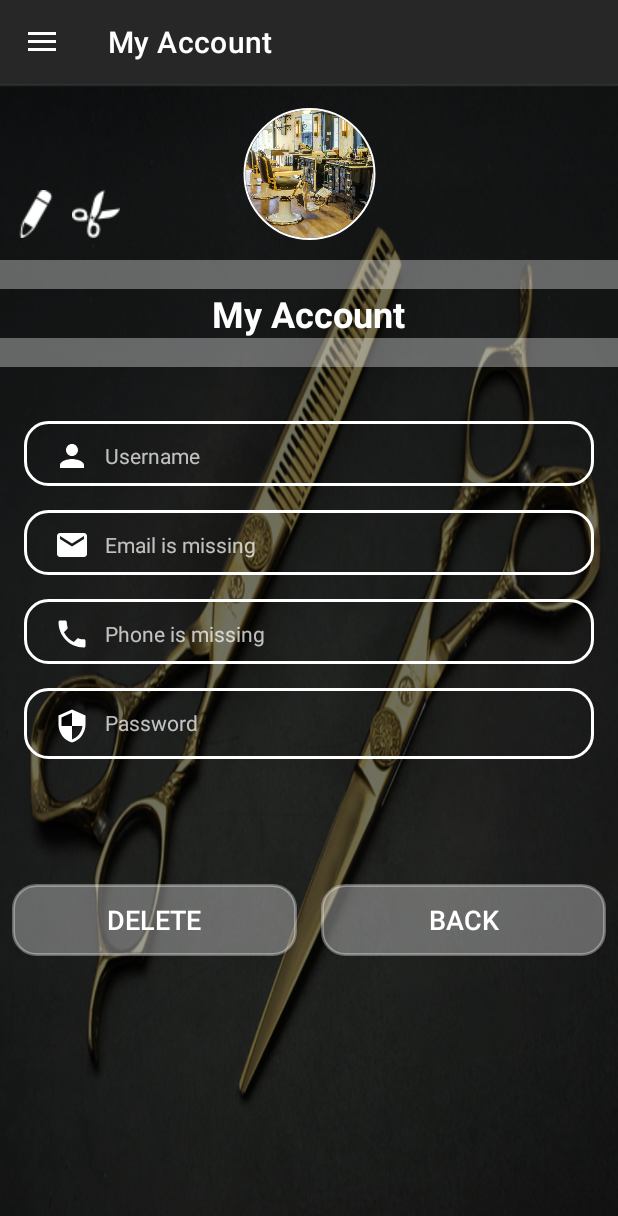
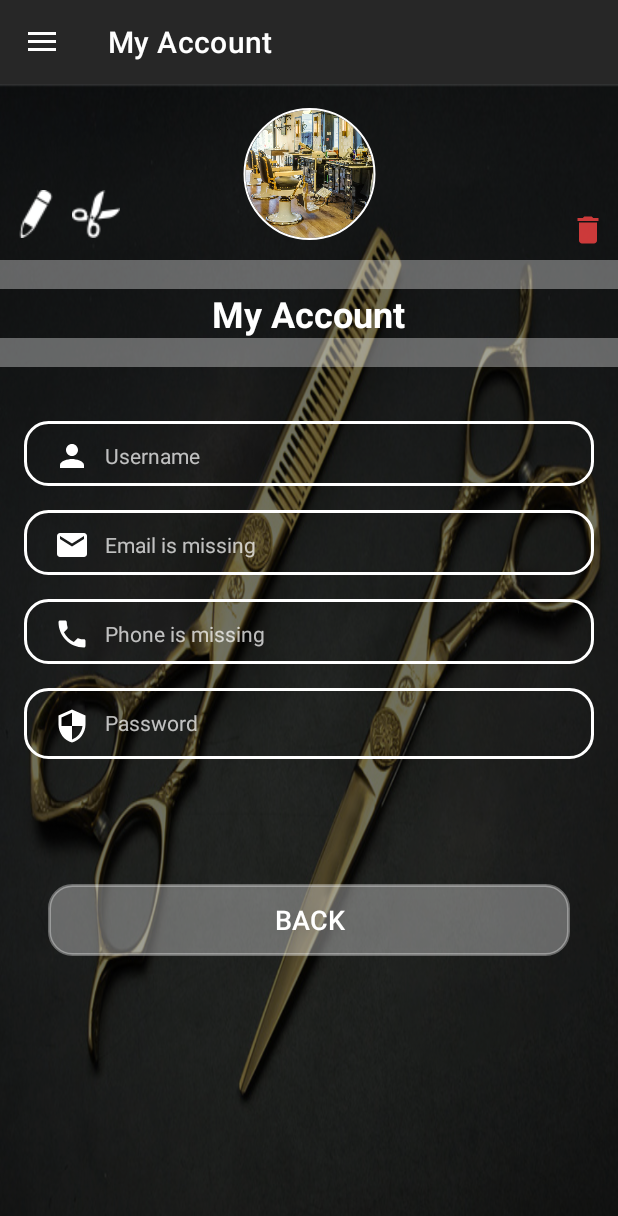
Before and after one commit to TalCohenHarari/AndroidApplication-FinalProject, an Android app: the screen it shows after launch (MainActivity), in the side drawer, after a tap on "My Account", on a phone screen of 412 x 824 dp. Shown: the top 1216 px of the screen. Run offline under Robolectric (Android 15) with nearby library versions, the phone set to English and light mode, and no system bars; our stand-ins replace CircleImageView, Firebase (no records; nobody signed in at launch, a user with empty details on screens opened directly), Picasso, Room's generated code, navigation-ui; Roboto replaces fonts that are not available here; 6 statements that could not run were skipped.

Commit message:
upgraded login and sign in and delete user

```diff
--- a/app/src/main/java/com/example/finalproject/MainActivity.java
+++ b/app/src/main/java/com/example/finalproject/MainActivity.java
@@ -28,7 +28,7 @@ import androidx.appcompat.widget.Toolbar;
 public class MainActivity extends AppCompatActivity implements NavigationView.OnNavigationItemSelectedListener {
 
     private AppBarConfiguration mAppBarConfiguration;
-    NavController navController;
+    public static NavController navController;
     public static ActionBar actionBar;
     public static NavigationView navigationView;
     DrawerLayout drawer;
--- a/app/src/main/java/com/example/finalproject/model/Model.java
+++ b/app/src/main/java/com/example/finalproject/model/Model.java
@@ -1,7 +1,6 @@
 package com.example.finalproject.model;
 
 import android.graphics.Bitmap;
-import android.util.Log;
 
 import androidx.lifecycle.LiveData;
 import androidx.lifecycle.MutableLiveData;
@@ -16,13 +15,10 @@ public class Model {
     ExecutorService executorService = Executors.newCachedThreadPool();
     User user;
 
-    public User getUser() {
-        return user;
-    }
+    private Model() {}
 
-    public void setUser(User user,OnCompleteListener listener) {
-        this.user = user;
-        listener.onComplete();
+    public interface OnCompleteListener {
+        void onComplete();
     }
 
     public enum LoadingState {
@@ -34,18 +30,16 @@ public class Model {
     public MutableLiveData<LoadingState> loadingState =
             new MutableLiveData<LoadingState>(LoadingState.loaded);
 
-    private Model() {
+    public User getUser() {
+        return user;
     }
 
-    public interface GetDataListener {
-        void onComplete(List<Object> data);
+    public void setUser(User user,OnCompleteListener listener) {
+        this.user = user;
+        listener.onComplete();
     }
 
-    public interface OnCompleteListener {
-        void onComplete();
-    }
     //---------------------------------------users---------------------------------------
-
 
     LiveData<List<User>> allUsers =   AppLocalDB.db.userDao().getAll();
 
--- a/app/src/main/java/com/example/finalproject/ui/login/LoginViewModel.java
+++ b/app/src/main/java/com/example/finalproject/ui/login/LoginViewModel.java
@@ -28,7 +28,7 @@ public class LoginViewModel extends ViewModel {
         {
             for (User user : usersList.getValue())
             {
-                if (user.name.equals(userName) && user.password.equals(password))
+                if (user.name.equals(userName) && user.password.equals(password) && user.isAvailable())
                 {
                     return true;
                 }
--- a/app/src/main/java/com/example/finalproject/ui/signUp/SignUpViewModel.java
+++ b/app/src/main/java/com/example/finalproject/ui/signUp/SignUpViewModel.java
@@ -27,7 +27,7 @@ public class SignUpViewModel extends ViewModel {
 
         if(usersList.getValue()!=null) {
             for (User user : usersList.getValue())
-                if (user.getName().equals(userName))
+                if (user.getName().equals(userName) && user.isAvailable())
                     return true;
         }
         return false;
--- a/app/src/main/java/com/example/finalproject/ui/userDetails/UserDetailsFragment.java
+++ b/app/src/main/java/com/example/finalproject/ui/userDetails/UserDetailsFragment.java
@@ -12,6 +12,8 @@ import android.widget.Button;
 import android.widget.ImageButton;
 import android.widget.ImageView;
 import android.widget.TextView;
+
+import com.example.finalproject.MainActivity;
 import com.example.finalproject.R;
 import com.example.finalproject.model.Barbershop;
 import com.example.finalproject.model.Model;
@@ -43,12 +45,9 @@ public class UserDetailsFragment extends Fragment {
         TextView email = view.findViewById(R.id.userDetails_email_tv);
         TextView password = view.findViewById(R.id.userDetails_password_tv);
         Button backBtn = view.findViewById(R.id.userDetails_back_btn);
+        ImageView deleteBtn = view.findViewById(R.id.userDetails_delete_btn);
         CircleImageView image = view.findViewById(R.id.userDetails_image_imgV);
 
-
-
-
-        //TODO: Cheacke if to add viewModel to this class or not?
         userDetailsViewModel  = new ViewModelProvider(this).
                 get(UserDetailsViewModel.class);
 
@@ -89,7 +88,17 @@ public class UserDetailsFragment extends Fragment {
             }
         });
 
-
+        deleteBtn.setOnClickListener(v->{
+            if(!(Model.instance.getUser().isBarbershop()))
+            {
+                Model.instance.getUser().setAvailable(false);
+                Model.instance.saveUser(Model.instance.getUser(),"delete",()->{
+                    Model.instance.signOut();
+                    while(MainActivity.navController.popBackStack());
+                    Navigation.findNavController(v).navigate(R.id.nav_login);
+                });
+            }
+        });
         backBtn.setOnClickListener(v->Navigation.findNavController(v).navigateUp());
 
         return view;
--- a/app/src/main/res/layout/fragment_user_details.xml
+++ b/app/src/main/res/layout/fragment_user_details.xml
@@ -143,9 +143,9 @@
                 android:id="@+id/userDetails_back_btn"
                 android:layout_width="0dp"
                 android:layout_height="wrap_content"
-                android:layout_marginStart="8dp"
+                android:layout_marginStart="32dp"
                 android:layout_marginTop="83dp"
-                android:layout_marginEnd="8dp"
+                android:layout_marginEnd="32dp"
                 android:layout_marginBottom="24dp"
                 android:background="@drawable/button"
                 android:text="BACK"
@@ -153,24 +153,9 @@
                 android:textSize="18sp"
                 app:layout_constraintBottom_toBottomOf="parent"
                 app:layout_constraintEnd_toEndOf="parent"
-                app:layout_constraintStart_toEndOf="@+id/userDetails_delete_btn"
+                app:layout_constraintStart_toStartOf="parent"
                 app:layout_constraintTop_toBottomOf="@+id/userDetails_password_tv" />
 
-
-            <androidx.appcompat.widget.AppCompatButton
-                android:id="@+id/userDetails_delete_btn"
-                android:layout_width="0dp"
-                android:layout_height="wrap_content"
-                android:layout_marginStart="8dp"
-                android:layout_marginEnd="8dp"
-                android:text="DELETE"
-                android:textSize="18sp"
-                android:background="@drawable/button"
-                android:textColor="@color/white"
-                app:layout_constraintBottom_toBottomOf="@+id/userDetails_back_btn"
-                app:layout_constraintEnd_toStartOf="@+id/userDetails_back_btn"
-                app:layout_constraintStart_toStartOf="parent"
-                app:layout_constraintTop_toTopOf="@+id/userDetails_back_btn" />
 
             <de.hdodenhof.circleimageview.CircleImageView
                 android:id="@+id/userDetails_image_imgV"
@@ -207,6 +192,16 @@
                 app:layout_constraintStart_toEndOf="@+id/userDetails_edit_imageButton"
                 app:layout_constraintTop_toTopOf="@+id/userDetails_edit_imageButton" />
 
+            <ImageView
+                android:id="@+id/userDetails_delete_btn"
+                android:layout_width="wrap_content"
+                android:layout_height="wrap_content"
+                android:layout_marginEnd="8dp"
+                android:layout_marginBottom="8dp"
+                android:src="@drawable/delete_icon"
+                app:layout_constraintBottom_toTopOf="@+id/home_witheLine4"
+                app:layout_constraintEnd_toEndOf="parent" />
+
 
         </androidx.constraintlayout.widget.ConstraintLayout>
     </ScrollView>
```
Also changed, not shown: app/src/main/java/com/example/finalproject/model/ModelFirebase.java (+15 -1 lines).
